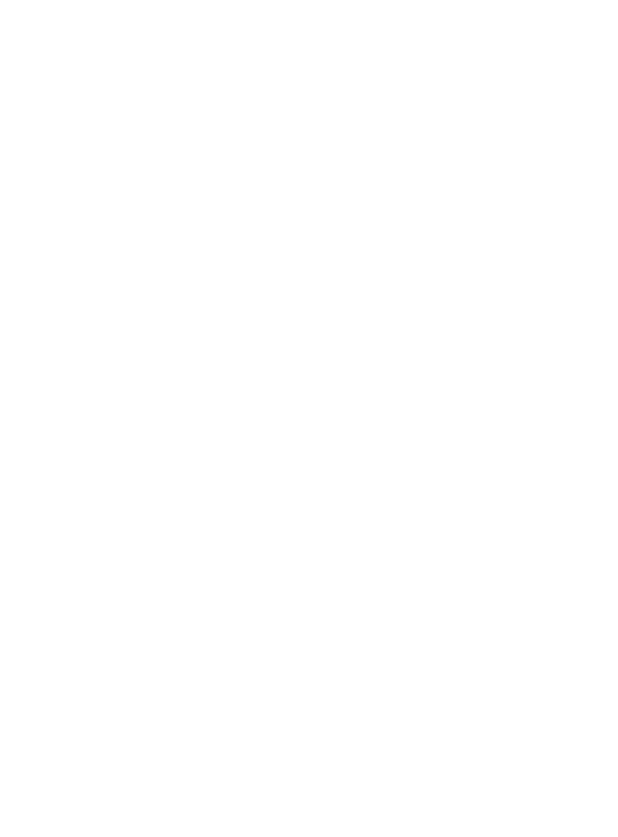
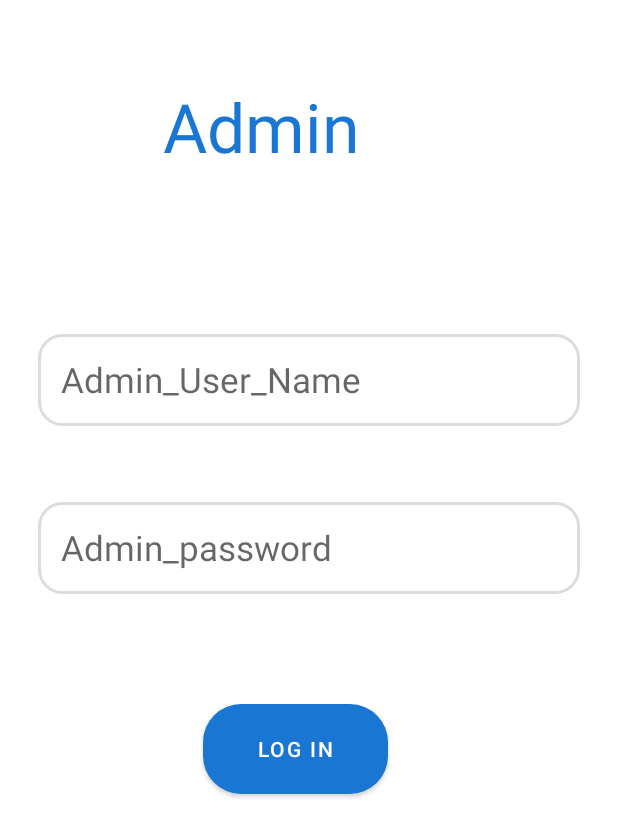
Before and after one commit to tejas-bhandigare/INZONE-Social-media-AndroidApplication-using-JAVA, an Android app: the screen it shows after launch (MainActivity), on a phone screen of 412 x 824 dp. Before the commit the part shown is empty. Shown: the top 837 px of the screen. Run offline under Robolectric (Android 15) with nearby library versions, the phone set to English and light mode, and no system bars.

Commit message:
4/2/24 some changes done in xml
11/02/2024

```diff
--- a/admin/src/main/AndroidManifest.xml
+++ b/admin/src/main/AndroidManifest.xml
@@ -9,7 +9,7 @@
         android:theme="@style/Theme.Project">
         <activity
             android:name=".Admin_Panel"
-            android:exported="false" />
+            android:exported="true" />
         <activity
             android:name=".MainActivity"
             android:exported="true">
--- /dev/null
+++ b/admin/src/main/res/drawable/border.xml
@@ -0,0 +1,9 @@
+<?xml version="1.0" encoding="utf-8"?>
+<shape xmlns:android="http://schemas.android.com/apk/res/android"
+    android:shape="rectangle">
+
+    <stroke  android:color="#dadce0" android:width="2dp"/>
+
+   <corners android:radius="15dp"/>
+
+</shape>
--- a/admin/src/main/res/layout/activity_main.xml
+++ b/admin/src/main/res/layout/activity_main.xml
@@ -6,7 +6,61 @@
     android:layout_height="match_parent"
     tools:context=".MainActivity">
 
+    <EditText
+        android:id="@+id/admin_username"
+        android:layout_width="361dp"
+        android:layout_height="61dp"
+        android:background="@drawable/border"
+        android:hint="Admin_User_Name"
+        android:paddingStart="15dp"
+        android:textSize="23sp"
+        app:layout_constraintBottom_toBottomOf="parent"
+        app:layout_constraintEnd_toEndOf="parent"
+        app:layout_constraintStart_toStartOf="parent"
+        app:layout_constraintTop_toTopOf="parent"
+        app:layout_constraintVertical_bias="0.292"
+        tools:ignore="MissingConstraints" />
 
+    <TextView
+        android:id="@+id/textView2"
+        android:layout_width="194dp"
+        android:layout_height="81dp"
+        android:text="Admin"
+        android:textColor="@color/blue"
+        android:textSize="45sp"
+        app:layout_constraintBottom_toBottomOf="parent"
+        app:layout_constraintEnd_toEndOf="parent"
+        app:layout_constraintHorizontal_bias="0.497"
+        app:layout_constraintStart_toStartOf="parent"
+        app:layout_constraintTop_toTopOf="parent"
+        app:layout_constraintVertical_bias="0.073" />
 
+    <EditText
+        android:id="@+id/admin_password"
+        android:layout_width="361dp"
+        android:layout_height="61dp"
+        android:background="@drawable/border"
+        android:hint="Admin_password"
+        android:paddingStart="15dp"
+        android:textSize="23sp"
+        app:layout_constraintBottom_toBottomOf="parent"
+        app:layout_constraintEnd_toEndOf="parent"
+        app:layout_constraintStart_toStartOf="parent"
+        app:layout_constraintTop_toTopOf="parent"
+        app:layout_constraintVertical_bias="0.439"
+        tools:ignore="MissingConstraints" />
 
+    <Button
+        android:id="@+id/admin_login_button"
+        android:layout_width="123dp"
+        android:layout_height="60dp"
+        android:background="@drawable/btn"
+        android:text="Log in"
+        app:layout_constraintBottom_toBottomOf="parent"
+        app:layout_constraintEnd_toEndOf="parent"
+        app:layout_constraintHorizontal_bias="0.468"
+        app:layout_constraintStart_toStartOf="parent"
+        app:layout_constraintTop_toTopOf="parent"
+        app:layout_constraintVertical_bias="0.614"
+        tools:ignore="MissingConstraints" />
 </androidx.constraintlayout.widget.ConstraintLayout>
```
